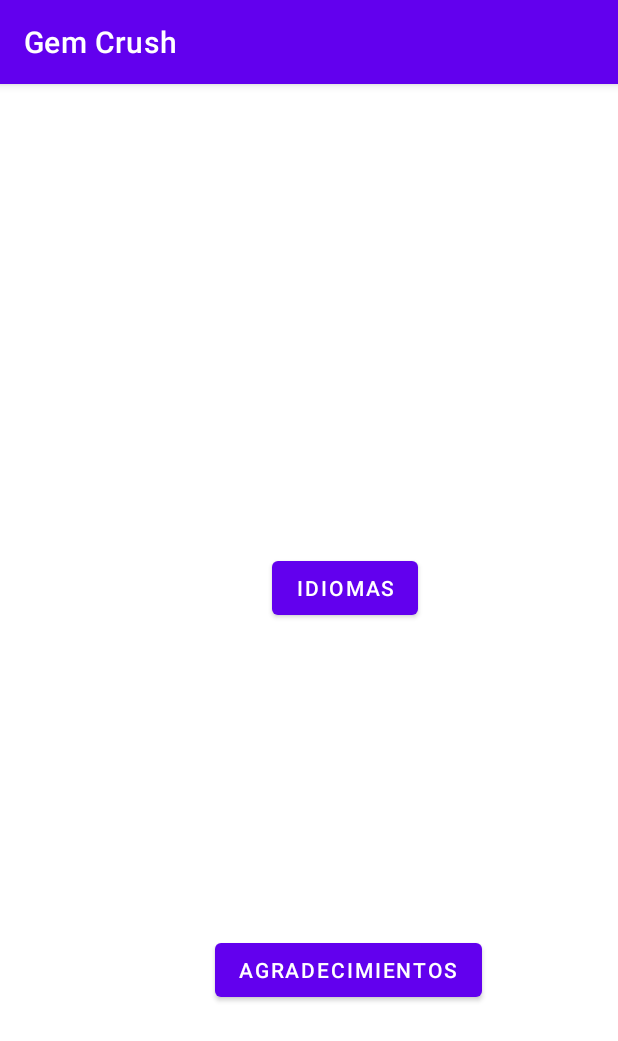
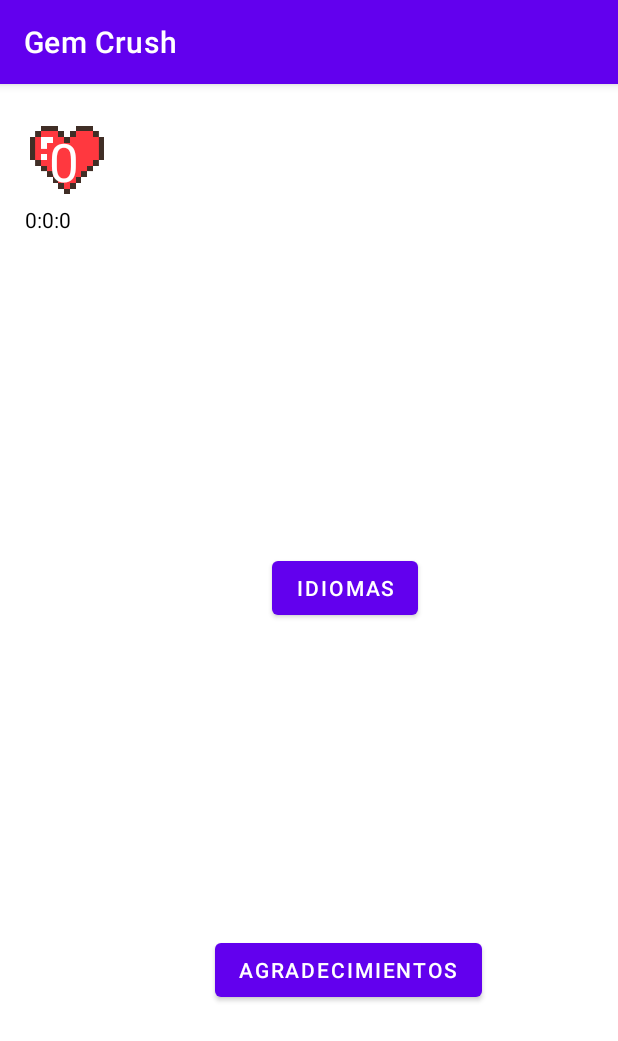
Before and after one commit to ekaitxu/GemCrush, an Android app: the screen it shows after launch (Inicio), on a phone screen of 412 x 824 dp. Shown: the top 1041 px of the screen. Run offline under Robolectric (Android 15) with nearby library versions, the phone set to English and light mode, and no system bars.

```diff
--- a/app/src/main/java/com/proyecto/gemcrush/Inicio.java
+++ b/app/src/main/java/com/proyecto/gemcrush/Inicio.java
@@ -4,16 +4,42 @@ import android.app.Activity;
 import android.app.Dialog;
 import android.content.Context;
 import android.content.Intent;
+import android.content.SharedPreferences;
 import android.graphics.Color;
 import android.graphics.drawable.ColorDrawable;
 import android.os.Bundle;
+import android.os.Handler;
+import android.os.Looper;
+import android.os.Message;
+import android.preference.PreferenceManager;
+import android.util.Log;
 import android.view.View;
 import android.view.Window;
 import android.widget.Button;
+import android.widget.TextView;
 
+import androidx.annotation.NonNull;
 import androidx.appcompat.app.AppCompatActivity;
 
+import java.text.DateFormat;
+import java.text.ParseException;
+import java.text.SimpleDateFormat;
+import java.util.Calendar;
+import java.util.Date;
+import java.util.Locale;
+import java.util.Timer;
+import java.util.TimerTask;
+
 public class Inicio extends AppCompatActivity {
+    TextView tvVidas, tvTiempo;
+    Handler handler = new Handler();
+    int diferencia_segundos, diferencia_en_minutos, diferencia_en_horas,vidas;
+    boolean vidaPerdida, primeraVez;
+    Runnable runnable;
+    Date fechaPerdidaVida = null;
+    Date fechaActual;
+    String vidaPerdidaHora;
+
     @Override
     protected void onCreate(Bundle savedInstanceState) {
         super.onCreate(savedInstanceState);
@@ -21,8 +47,11 @@ public class Inicio extends AppCompatActivity {
 
         Button btnAgradecimientos = findViewById(R.id.btnAgradecimientos);
         Button btnIdiomas = findViewById(R.id.btnIdiomas);
+        tvVidas = findViewById(R.id.tvVida);
+        tvTiempo = findViewById(R.id.tvTiempo);
         Context context = this;
         btnAgradecimientos.setOnClickListener(v -> Dialog_Agradecimiento.dialog_Agradecimiento(context));
+        gestionarVidas();
         btnIdiomas.setOnClickListener(new View.OnClickListener() {
             @Override
             public void onClick(View v) {
@@ -32,5 +61,87 @@ public class Inicio extends AppCompatActivity {
             }
         });
     }
+    public void gestionarVidas(){
+        SharedPreferences myPreferences
+                = PreferenceManager.getDefaultSharedPreferences(Inicio.this);
+        SharedPreferences.Editor myEditor = myPreferences.edit();
+        primeraVez = myPreferences.getBoolean("PrimeraVez?", true);
+        if (primeraVez) {
+            myEditor.putInt("Vidas", 3);
+            myEditor.putBoolean("VidaPerdida?", false);
+            myEditor.putBoolean("PrimeraVez?", false);
+        }
+        vidaPerdida = myPreferences.getBoolean("VidaPerdida?", true);
+        vidas = myPreferences.getInt("Vidas", 0);
+        vidaPerdidaHora = myPreferences.getString("VidaPerdidaHora", "");
+        vidaPerdida =true;
+        vidas=0;
+        if(vidaPerdida){
+            DateFormat dateFormat = new SimpleDateFormat("yyyy-MM-dd hh:mm:ss", Locale.getDefault());
+            vidaPerdidaHora = myPreferences.getString("VidaPerdidaHora", "");
+            if (vidaPerdidaHora.equals("")){
+                fechaPerdidaVida = Calendar.getInstance(Locale.getDefault()).getTime();
+                vidaPerdidaHora = dateFormat.format(fechaPerdidaVida);
+            }else {
+                try {
+                fechaPerdidaVida =  new SimpleDateFormat("yyyy-MM-dd hh:mm:ss", Locale.getDefault()).parse(vidaPerdidaHora);
+                } catch (ParseException e) {
+                    e.printStackTrace();
+
+                }
+            }
+
+
+                    fechaActual=Calendar.getInstance(Locale.getDefault()).getTime();
+                    long diferencia =Math.abs(fechaPerdidaVida.getTime()-fechaActual.getTime());
+                    diferencia_segundos = (int)((diferencia / 1000) % 60);
+                    diferencia_en_minutos = (int)((diferencia / (1000 * 60)) % 60);
+                    diferencia_en_horas = (int)((diferencia / (1000 * 60 * 60)) % 24);
+
+                    runnable = new Runnable() {
+                        public void run() {
+
+                            if(diferencia_segundos>0) {
+                                diferencia_segundos = diferencia_segundos - 1;
+                            }else{
+                                vidas=vidas+1;
+                                if (diferencia_en_minutos==0&&diferencia_segundos==0&&diferencia_en_horas==0){
+                                    if (vidas==3){
+                                        vidaPerdida = false;
+                                    }else{
+                                        fechaPerdidaVida = Calendar.getInstance(Locale.getDefault()).getTime();
+                                    }
+                                }else {
+                                diferencia_segundos = 59;
+                                if(diferencia_en_minutos>0) {
+                                    diferencia_en_minutos = diferencia_en_minutos - 1;
+                                }else {
+                                    diferencia_en_minutos = 59;
+                                    if (diferencia_en_horas >= 0) {
+                                        diferencia_en_horas = diferencia_en_horas - 1;
+                                    }
+                                }
+                                }
+                            }
+                            String tiempo = diferencia_en_horas+":"+diferencia_en_minutos+":"+diferencia_segundos;
+                            tvTiempo.setText(tiempo);
+                            vidaPerdidaHora = tiempo;
+                            handler.postDelayed(runnable, 1000);
+                        }
+                    };
+
+                    Log.e("TAG", String.valueOf(vidas));
+                    runnable.run();
+        }else{
+            handler.removeCallbacks(runnable);
+            vidaPerdidaHora = "";
+        }
+        myEditor.putString("VidaPerdidaHora", vidaPerdidaHora);
+        myEditor.putBoolean("VidaPerdida?", vidaPerdida);
+        myEditor.putBoolean("PrimeraVez?", false);
+        myEditor.putInt("Vidas", vidas);
+        myEditor.apply();
+    }
+
 
 }
--- a/app/src/main/res/layout/activity_inicio.xml
+++ b/app/src/main/res/layout/activity_inicio.xml
@@ -5,6 +5,7 @@
     xmlns:tools="http://schemas.android.com/tools"
     android:layout_width="match_parent"
     android:layout_height="match_parent">
+
 
     <Button
         android:id="@+id/btnAgradecimientos"
@@ -30,4 +31,42 @@
         app:layout_constraintEnd_toEndOf="parent"
         app:layout_constraintHorizontal_bias="1.0"
         app:layout_constraintStart_toStartOf="parent" />
+
+    <ImageView
+        android:id="@+id/imgVida"
+        android:layout_width="57dp"
+        android:layout_height="68dp"
+        app:layout_constraintBottom_toBottomOf="parent"
+        app:layout_constraintEnd_toEndOf="parent"
+        app:layout_constraintHorizontal_bias="0.045"
+        app:layout_constraintStart_toStartOf="parent"
+        app:layout_constraintTop_toTopOf="parent"
+        app:layout_constraintVertical_bias="0.024"
+        app:srcCompat="@drawable/vida" />
+
+    <TextView
+        android:id="@+id/tvVida"
+        android:layout_width="27dp"
+        android:layout_height="50dp"
+        android:text="0"
+        android:textColor="@color/white"
+        android:textSize="35sp"
+        app:layout_constraintBottom_toBottomOf="parent"
+        app:layout_constraintEnd_toEndOf="parent"
+        app:layout_constraintHorizontal_bias="0.085"
+        app:layout_constraintStart_toStartOf="parent"
+        app:layout_constraintTop_toTopOf="parent"
+        app:layout_constraintVertical_bias="0.039" />
+
+    <TextView
+        android:id="@+id/tvTiempo"
+        android:layout_width="wrap_content"
+        android:layout_height="wrap_content"
+        android:textColor="@color/black"
+        app:layout_constraintBottom_toBottomOf="parent"
+        app:layout_constraintEnd_toEndOf="parent"
+        app:layout_constraintHorizontal_bias="0.043"
+        app:layout_constraintStart_toStartOf="parent"
+        app:layout_constraintTop_toTopOf="parent"
+        app:layout_constraintVertical_bias="0.108" />
 </androidx.constraintlayout.widget.ConstraintLayout>
```
Also changed, not shown: app/src/main/res/drawable/vida.png (added).
